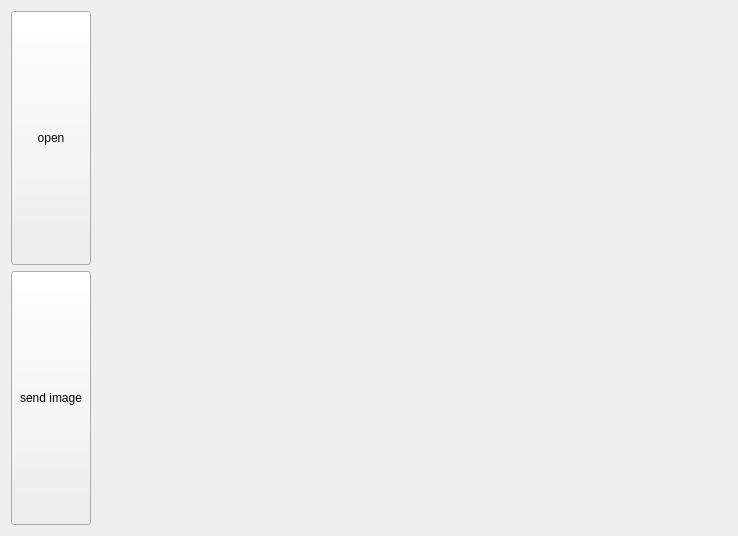
First picture: the form in apps/client/main_window.ui, repository mbuster8/Image_processing, before the edit.
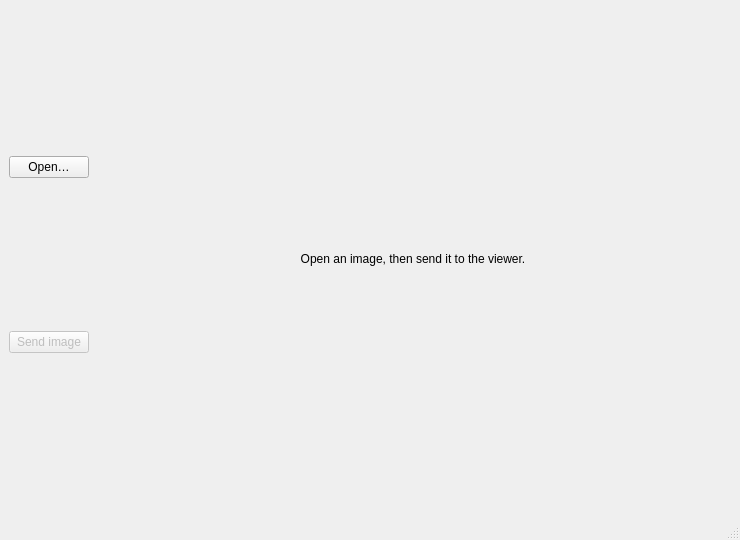
Second picture: the form after the edit.

```diff
--- a/apps/client/main_window.ui
+++ b/apps/client/main_window.ui
@@ -6,65 +6,69 @@
    <rect>
     <x>0</x>
     <y>0</y>
-    <width>738</width>
-    <height>536</height>
+    <width>740</width>
+    <height>540</height>
    </rect>
   </property>
   <property name="windowTitle">
    <string>MainWindow</string>
   </property>
   <widget class="QWidget" name="centralWidget">
-   <layout class="QGridLayout" name="gridLayout">
-    <item row="0" column="1">
-     <widget class="QLabel" name="lbl_obrazok">
-      <property name="sizePolicy">
-       <sizepolicy hsizetype="Expanding" vsizetype="Expanding">
-        <horstretch>0</horstretch>
-        <verstretch>0</verstretch>
-       </sizepolicy>
-      </property>
-      <property name="autoFillBackground">
-       <bool>true</bool>
-      </property>
+   <layout class="QHBoxLayout" name="mainLayout">
+    <item>
+     <layout class="QVBoxLayout" name="buttonLayout">
+      <item>
+       <widget class="QPushButton" name="openButton">
       <property name="text">
-       <string/>
+         <string>Open…</string>
       </property>
      </widget>
     </item>
-    <item row="0" column="0">
-     <layout class="QVBoxLayout" name="verticalLayout">
       <item>
-       <widget class="QPushButton" name="btn_open">
-        <property name="sizePolicy">
-         <sizepolicy hsizetype="Minimum" vsizetype="Minimum">
-          <horstretch>0</horstretch>
-          <verstretch>0</verstretch>
-         </sizepolicy>
+       <widget class="QPushButton" name="sendButton">
+        <property name="enabled">
+         <bool>false</bool>
         </property>
         <property name="text">
-         <string>open</string>
+         <string>Send image</string>
         </property>
        </widget>
       </item>
       <item>
-       <widget class="QPushButton" name="btn_send_image">
+       <spacer name="buttonSpacer">
+        <property name="orientation">
+         <enum>Qt::Vertical</enum>
+        </property>
+       </spacer>
+      </item>
+     </layout>
+    </item>
+    <item>
+     <widget class="QLabel" name="previewLabel">
         <property name="sizePolicy">
-         <sizepolicy hsizetype="Minimum" vsizetype="Minimum">
-          <horstretch>0</horstretch>
+       <sizepolicy hsizetype="Ignored" vsizetype="Ignored">
+        <horstretch>1</horstretch>
           <verstretch>0</verstretch>
          </sizepolicy>
         </property>
+      <property name="minimumSize">
+       <size>
+        <width>320</width>
+        <height>240</height>
+       </size>
+      </property>
         <property name="text">
-         <string>send image</string>
-        </property>
+       <string>Open an image, then send it to the viewer.</string>
+      </property>
+      <property name="alignment">
+       <set>Qt::AlignCenter</set>
+      </property>
        </widget>
       </item>
      </layout>
-    </item>
-   </layout>
   </widget>
+  <widget class="QStatusBar" name="statusBar"/>
  </widget>
- <layoutdefault spacing="6" margin="11"/>
  <resources/>
  <connections/>
 </ui>
```
Left out of the diff: 2 changed lines with no effect on the pictures. Lines whose indentation alone changed are shown as unchanged.
